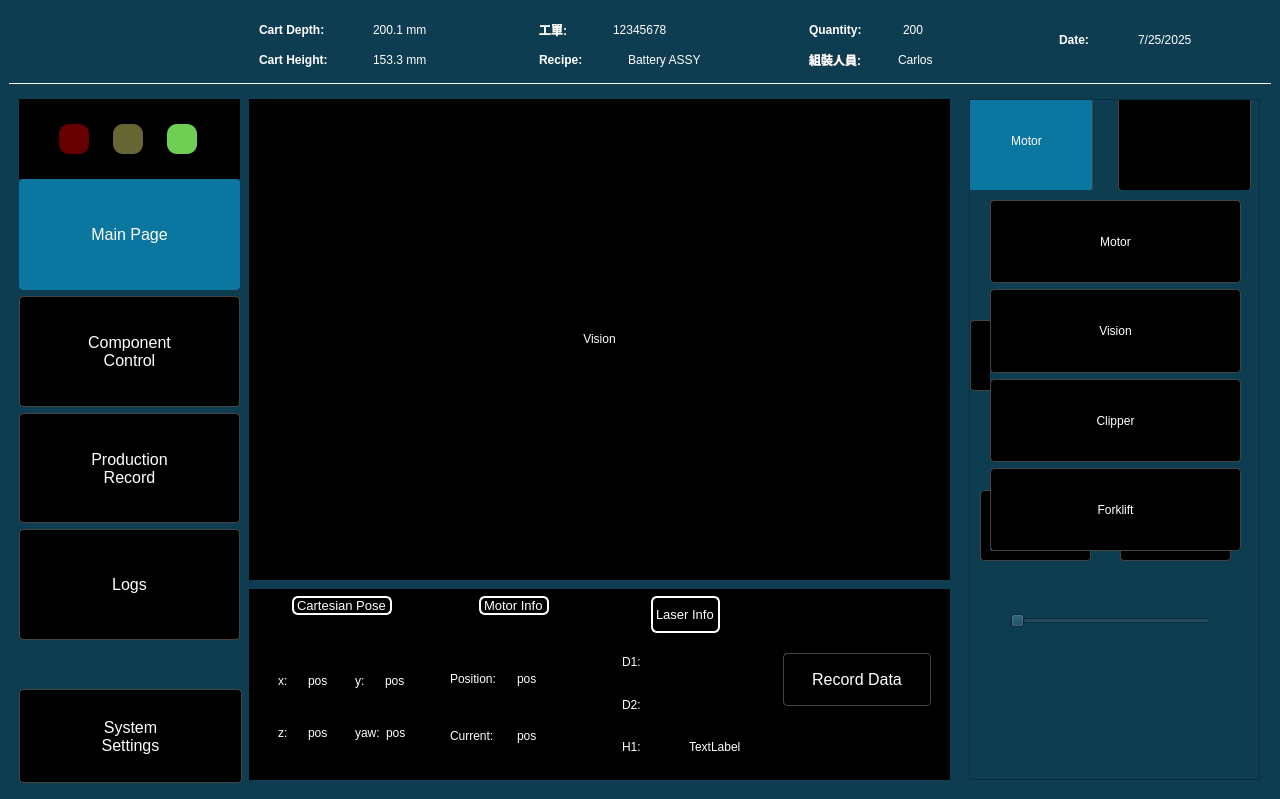
Above: ros2_ws/src/ui_app/ui_app/ui_magic_cube.ui from SpencerSedano/cas-mc before the change. Below: the same form after it.
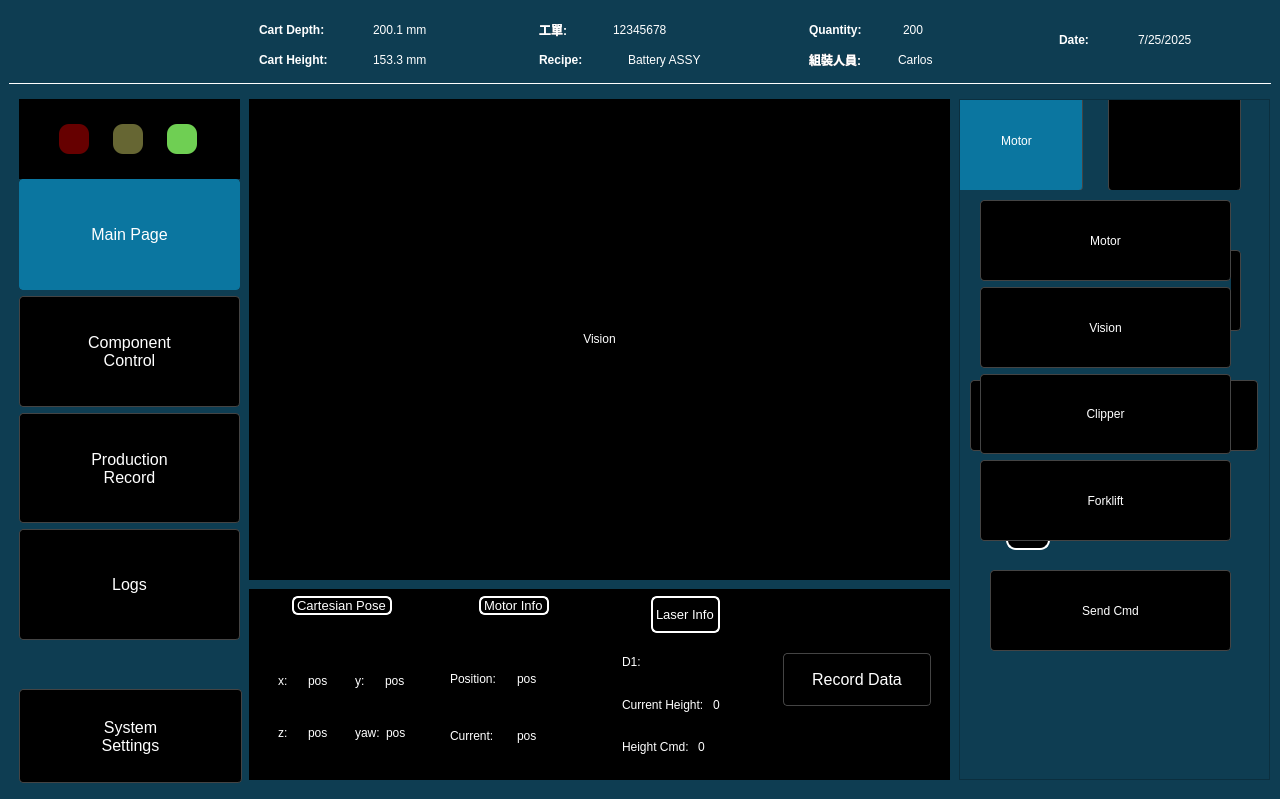
That is the form after the change. The open tabs and pages were chosen to show the change. Icons and pictures are not drawn.

The edit to the form file:
```diff
--- a/ros2_ws/src/ui_app/ui_app/ui_magic_cube.ui
+++ b/ros2_ws/src/ui_app/ui_app/ui_magic_cube.ui
@@ -54,7 +54,10 @@
     background-color: #0B76A0;
     border: 1px solid #0B76A0;
 }
-</string>
+
+QLabel {
+	color:white;
+}</string>
       </property>
       <widget class="QPushButton" name="SystemSettingsButton">
        <property name="geometry">
@@ -2056,7 +2059,7 @@
                <property name="frameShadow">
                 <enum>QFrame::Shadow::Raised</enum>
                </property>
-               <layout class="QVBoxLayout" name="verticalLayout_23">
+               <layout class="QHBoxLayout" name="horizontalLayout_32">
                 <property name="leftMargin">
                  <number>9</number>
                 </property>
@@ -2066,7 +2069,14 @@
                 <item>
                  <widget class="QLabel" name="d2_2">
                   <property name="text">
-                   <string>D2: </string>
+                   <string>Current Height: </string>
+                  </property>
+                 </widget>
+                </item>
+                <item>
+                 <widget class="QLabel" name="currentHeight">
+                  <property name="text">
+                   <string>0</string>
                   </property>
                  </widget>
                 </item>
@@ -2091,14 +2101,14 @@
                 <item>
                  <widget class="QLabel" name="h1_2">
                   <property name="text">
-                   <string>H1: </string>
+                   <string>Height Cmd: </string>
                   </property>
                  </widget>
                 </item>
                 <item>
                  <widget class="QLabel" name="heightText">
                   <property name="text">
-                   <string>TextLabel</string>
+                   <string>0</string>
                   </property>
                  </widget>
                 </item>
@@ -2156,9 +2166,9 @@
         <widget class="QStackedWidget" name="ComponentControlStackedWidget">
          <property name="geometry">
           <rect>
-           <x>720</x>
+           <x>710</x>
            <y>10</y>
-           <width>291</width>
+           <width>311</width>
            <height>681</height>
           </rect>
          </property>
@@ -2318,9 +2328,9 @@
           <widget class="QStackedWidget" name="ChangeComponentControlStackedWidget">
            <property name="geometry">
             <rect>
-             <x>-20</x>
+             <x>-10</x>
              <y>90</y>
-             <width>311</width>
+             <width>321</width>
              <height>581</height>
             </rect>
            </property>
@@ -2725,8 +2735,8 @@
             <widget class="QPushButton" name="LiftUp">
              <property name="geometry">
               <rect>
-               <x>20</x>
-               <y>480</y>
+               <x>30</x>
+               <y>490</y>
                <width>101</width>
                <height>91</height>
               </rect>
@@ -2755,14 +2765,14 @@
               </size>
              </property>
              <property name="checkable">
-              <bool>false</bool>
+              <bool>true</bool>
              </property>
             </widget>
             <widget class="QPushButton" name="LowerDown">
              <property name="geometry">
               <rect>
                <x>190</x>
-               <y>480</y>
+               <y>490</y>
                <width>101</width>
                <height>91</height>
               </rect>
@@ -2791,29 +2801,46 @@
               </size>
              </property>
              <property name="checkable">
-              <bool>false</bool>
+              <bool>true</bool>
              </property>
             </widget>
             <widget class="QSlider" name="SliderLift">
              <property name="geometry">
               <rect>
-               <x>60</x>
-               <y>400</y>
-               <width>201</width>
-               <height>61</height>
+               <x>50</x>
+               <y>320</y>
+               <width>231</width>
+               <height>41</height>
               </rect>
              </property>
+             <property name="styleSheet">
+              <string notr="true">QSlider::groove:horizontal {
+    height: 20px;
+    background: #ccc;
+    border-radius: 10px;
+}
+QSlider::handle:horizontal {
+    background: #000000;
+    border: 2px solid white;
+    width: 40px;
+    margin: -10px 0; /* center handle */
+    border-radius: 10px;
+}</string>
+             </property>
              <property name="minimum">
               <number>80</number>
              </property>
              <property name="maximum">
-              <number>200</number>
+              <number>1500</number>
+             </property>
+             <property name="singleStep">
+              <number>10</number>
              </property>
              <property name="value">
-              <number>80</number>
+              <number>123</number>
              </property>
              <property name="sliderPosition">
-              <number>80</number>
+              <number>123</number>
              </property>
              <property name="orientation">
               <enum>Qt::Orientation::Horizontal</enum>
@@ -2822,9 +2849,9 @@
             <widget class="QPushButton" name="FastForktLiftButton">
              <property name="geometry">
               <rect>
-               <x>30</x>
-               <y>300</y>
-               <width>111</width>
+               <x>20</x>
+               <y>190</y>
+               <width>88</width>
                <height>71</height>
               </rect>
              </property>
@@ -2841,9 +2868,9 @@
             <widget class="QPushButton" name="SlowLiftButton">
              <property name="geometry">
               <rect>
-               <x>170</x>
-               <y>300</y>
-               <width>111</width>
+               <x>220</x>
+               <y>190</y>
+               <width>88</width>
                <height>71</height>
               </rect>
              </property>
@@ -2860,8 +2887,8 @@
             <widget class="QPushButton" name="RunForkliftButton">
              <property name="geometry">
               <rect>
-               <x>20</x>
-               <y>130</y>
+               <x>30</x>
+               <y>60</y>
                <width>111</width>
                <height>71</height>
               </rect>
@@ -2880,15 +2907,79 @@
              <property name="geometry">
               <rect>
                <x>170</x>
-               <y>130</y>
-               <width>111</width>
-               <height>71</height>
+               <y>60</y>
+               <width>121</width>
+               <height>81</height>
               </rect>
              </property>
              <property name="text">
               <string>Stop</string>
              </property>
              <property name="checkable">
+              <bool>false</bool>
+             </property>
+            </widget>
+            <widget class="QLabel" name="label_2">
+             <property name="geometry">
+              <rect>
+               <x>130</x>
+               <y>30</y>
+               <width>67</width>
+               <height>17</height>
+              </rect>
+             </property>
+             <property name="text">
+              <string>Mode</string>
+             </property>
+             <property name="alignment">
+              <set>Qt::AlignmentFlag::AlignCenter</set>
+             </property>
+            </widget>
+            <widget class="QLabel" name="label_4">
+             <property name="geometry">
+              <rect>
+               <x>130</x>
+               <y>150</y>
+               <width>67</width>
+               <height>17</height>
+              </rect>
+             </property>
+             <property name="text">
+              <string>Speed</string>
+             </property>
+             <property name="alignment">
+              <set>Qt::AlignmentFlag::AlignCenter</set>
+             </property>
+            </widget>
+            <widget class="QPushButton" name="SendForkliftCommand">
+             <property name="geometry">
+              <rect>
+               <x>40</x>
+               <y>380</y>
+               <width>241</width>
+               <height>81</height>
+              </rect>
+             </property>
+             <property name="text">
+              <string>Send Cmd</string>
+             </property>
+             <property name="checkable">
+              <bool>false</bool>
+             </property>
+            </widget>
+            <widget class="QPushButton" name="MediumLiftButton">
+             <property name="geometry">
+              <rect>
+               <x>120</x>
+               <y>190</y>
+               <width>88</width>
+               <height>71</height>
+              </rect>
+             </property>
+             <property name="text">
+              <string>Medium</string>
+             </property>
+             <property name="checkable">
               <bool>true</bool>
              </property>
              <attribute name="buttonGroup">
@@ -2903,7 +2994,7 @@
              <x>20</x>
              <y>100</y>
              <width>251</width>
-             <height>351</height>
+             <height>341</height>
             </rect>
            </property>
            <property name="sizePolicy">
```
Left out of the diff: 41 changed lines with no effect on the pictures.
